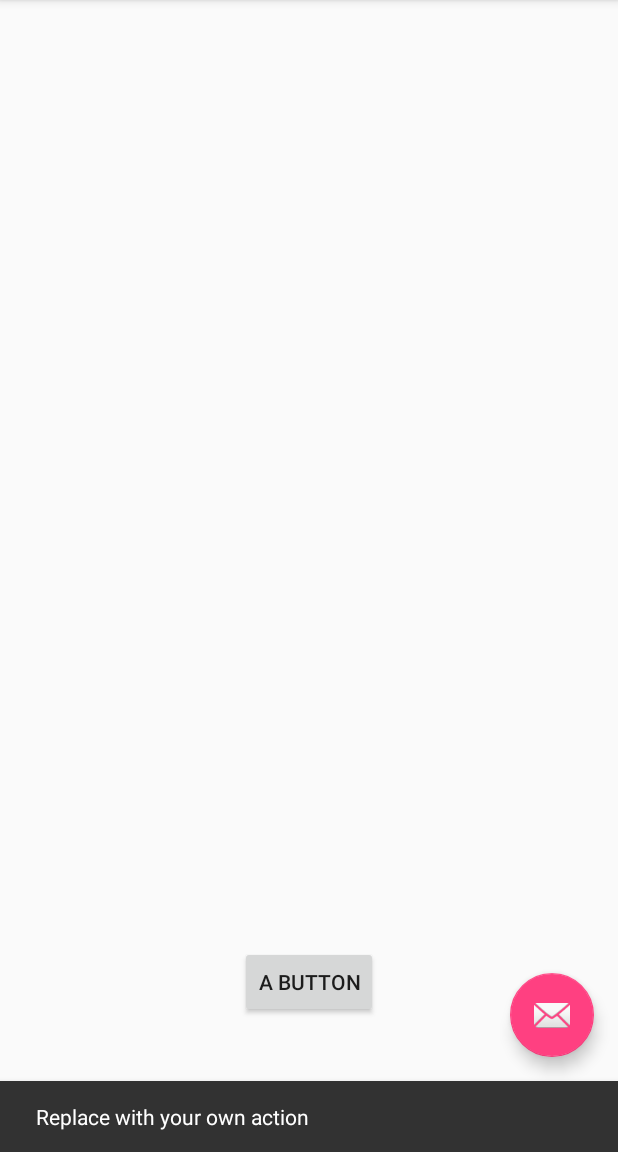
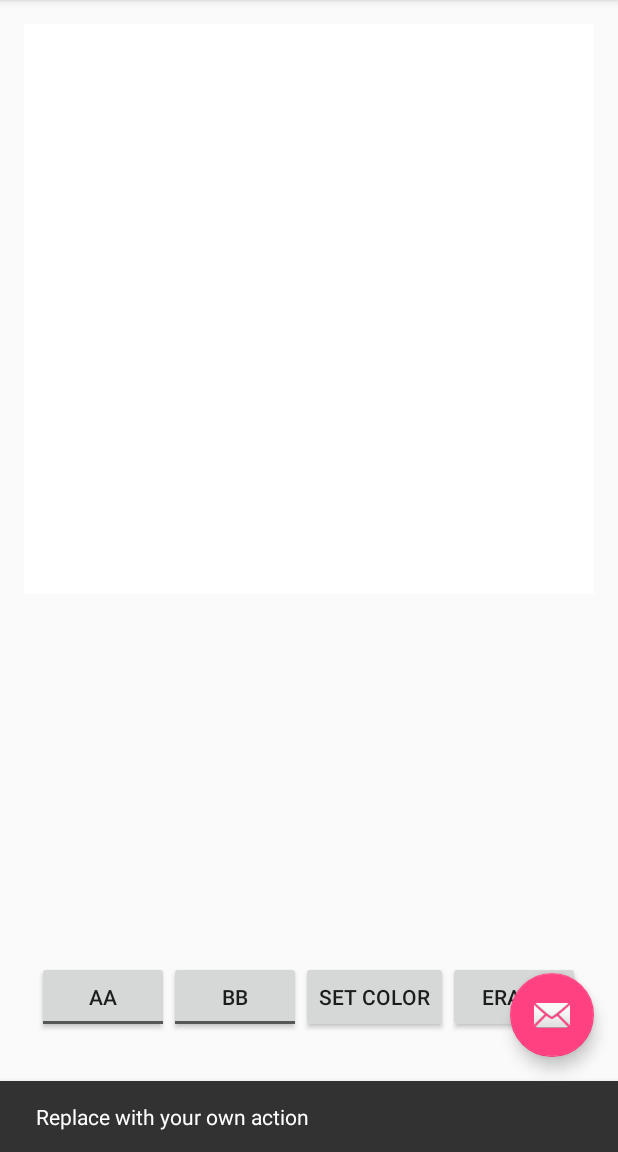
Before and after one commit to tansinan/LEDPainter, an Android app: the screen it shows after launch (MainActivity), after a tap on an icon or button, on a phone screen of 412 x 824 dp, the part 84-1236 px from its top. Run offline under Robolectric (Android 15) with nearby library versions, the light colour scheme and no system bars.

Commit message:
Implement eraser.

```diff
--- a/app/src/main/java/com/ledpainter/ledpainter/MainActivity.java
+++ b/app/src/main/java/com/ledpainter/ledpainter/MainActivity.java
@@ -8,7 +8,6 @@ import android.support.design.widget.FloatingActionButton;
 import android.support.design.widget.Snackbar;
 import android.support.v7.app.AppCompatActivity;
 import android.support.v7.widget.Toolbar;
-import android.util.Log;
 import android.view.View;
 import android.view.Menu;
 import android.view.MenuItem;
@@ -18,7 +17,9 @@ import com.rarepebble.colorpicker.ColorPickerView;
 
 public class MainActivity extends AppCompatActivity {
 
-    protected Button pushButton;
+    protected Button buttonSetColor;
+    protected Button buttonErase;
+
     protected PaintingView paintingView;
     protected ColorPickerView colorPickerView;
     protected AlertDialog colorPickerDialog;
@@ -39,6 +40,7 @@ public class MainActivity extends AppCompatActivity {
                         PaintingView paintingView = MainActivity.this.paintingView;
                         ColorPickerView colorPickerView = MainActivity.this.colorPickerView;
                         paintingView.setBrushColor(colorPickerView.getColor());
+                        paintingView.setEraseModeEnabled(false);
                     }
                 })
                 .setNegativeButton("No",new DialogInterface.OnClickListener() {
@@ -66,11 +68,18 @@ public class MainActivity extends AppCompatActivity {
                         .setAction("Action", null).show();
             }
         });
-        pushButton = (Button)findViewById(R.id.button);
-        pushButton.setOnClickListener(new View.OnClickListener() {
+        buttonSetColor = (Button)findViewById(R.id.button_set_color);
+        buttonSetColor.setOnClickListener(new View.OnClickListener() {
             @Override
             public void onClick(View v) {
-                MainActivity.this.onClick(v);
+                MainActivity.this.onButtonSetColorClick();
+            }
+        });
+        buttonErase = (Button)findViewById(R.id.button_erase);
+        buttonErase.setOnClickListener(new View.OnClickListener(){
+            @Override
+            public void onClick(View v) {
+                MainActivity.this.onButtonEraseClick();
             }
         });
         paintingView = (PaintingView)findViewById(R.id.view);
@@ -100,9 +109,11 @@ public class MainActivity extends AppCompatActivity {
 
         return super.onOptionsItemSelected(item);
     }
-    public void onClick(View arg0) {
 
-        // show it
+    public void onButtonSetColorClick() {
         colorPickerDialog.show();
     }
+    public void onButtonEraseClick() {
+        paintingView.setEraseModeEnabled(true);
+    }
 }
--- a/app/src/main/java/com/ledpainter/ledpainter/PaintingView.java
+++ b/app/src/main/java/com/ledpainter/ledpainter/PaintingView.java
@@ -24,22 +24,25 @@ public class PaintingView extends View implements View.OnTouchListener{
     protected float touchX = -1.0f;
     protected float touchY = -1.0f;
 
-    protected int brushColor;
+    protected int brushColor = Color.BLACK;
+    protected boolean inEraseMode = false;
 
     public void setBrushColor(int brushColor)
     {
         this.brushColor = brushColor;
     }
+    public void setEraseModeEnabled(boolean eraseModeEnabled)
+    {
+        inEraseMode = eraseModeEnabled;
+    }
 
     public PaintingView(Context context) {
         super(context);
         setOnTouchListener(this);
-        setBrushColor(Color.BLACK);
     }
     public PaintingView(Context context,AttributeSet attributeSet) {
         super(context, attributeSet);
         setOnTouchListener(this);
-        setBrushColor(Color.BLACK);
     }
 
     @Override
@@ -49,7 +52,10 @@ public class PaintingView extends View implements View.OnTouchListener{
         Paint p = new Paint();
         p.setStrokeCap(Paint.Cap.ROUND);
         p.setStrokeJoin(Paint.Join.ROUND);
-        p.setColor(brushColor);
+        if(inEraseMode)
+            p.setColor(Color.WHITE);
+        else
+            p.setColor(brushColor);
         p.setStrokeWidth(10.0f);
         //canvas.drawRect(width * 0.25f, height * 0.25f, width * 0.75f, height * 0.75f, p);
         if(lastTouchX >= 0 && lastTouchY >= 0 &&
@@ -69,6 +75,13 @@ public class PaintingView extends View implements View.OnTouchListener{
         height = h;
         int bufferWidth = Math.min(w, h);
         buffer = Bitmap.createBitmap(bufferWidth, bufferWidth, Bitmap.Config.ARGB_8888);
+        for(int i=0;i<buffer.getWidth();i++)
+        {
+            for(int j=0;j<buffer.getHeight();j++)
+            {
+                buffer.setPixel(i, j, Color.WHITE);
+            }
+        }
     }
     @Override
     public boolean onTouch(View v, MotionEvent event) {
--- a/app/src/main/res/layout/content_main.xml
+++ b/app/src/main/res/layout/content_main.xml
@@ -15,12 +15,42 @@
         android:layout_width="match_parent"
         android:layout_height="wrap_content"
         android:id="@+id/view" />
-    <Button
+
+
+    <LinearLayout
+        android:orientation="horizontal"
         android:layout_width="wrap_content"
         android:layout_height="wrap_content"
-        android:id="@+id/button"
-        android:text="A button"
         android:layout_alignBottom="@+id/view"
         android:layout_centerHorizontal="true"
-        android:layout_marginBottom="73dp" />
+        android:layout_marginBottom="63dp">
+        <ToggleButton
+            android:layout_width="wrap_content"
+            android:layout_height="wrap_content"
+            android:id="@+id/button_toggle_1"
+            android:textOn="AA"
+            android:textOff="AA"/>
+        <ToggleButton
+            android:layout_width="wrap_content"
+            android:layout_height="wrap_content"
+            android:id="@+id/button_toggle_2"
+            android:textOn="BB"
+            android:textOff="BB"/>
+        <Button
+            android:layout_width="wrap_content"
+            android:layout_height="wrap_content"
+            android:id="@+id/button_set_color"
+            android:text="Set Color"
+            android:layout_centerHorizontal="true"
+            android:layout_gravity="top" />
+
+        <Button
+            android:layout_width="wrap_content"
+            android:layout_height="wrap_content"
+            android:id="@+id/button_erase"
+            android:text="Erase"
+            android:layout_alignBottom="@+id/view"
+            android:layout_centerHorizontal="true"
+            android:layout_gravity="top" />
+    </LinearLayout>
 </RelativeLayout>
```
